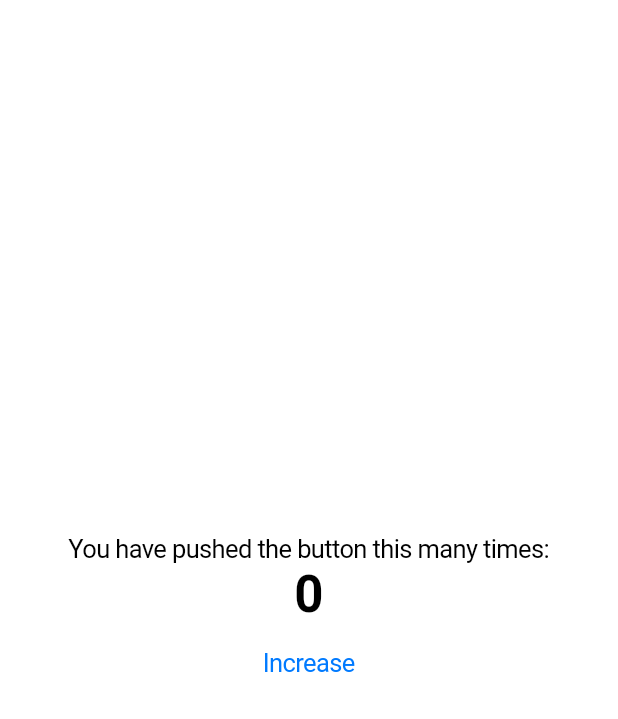
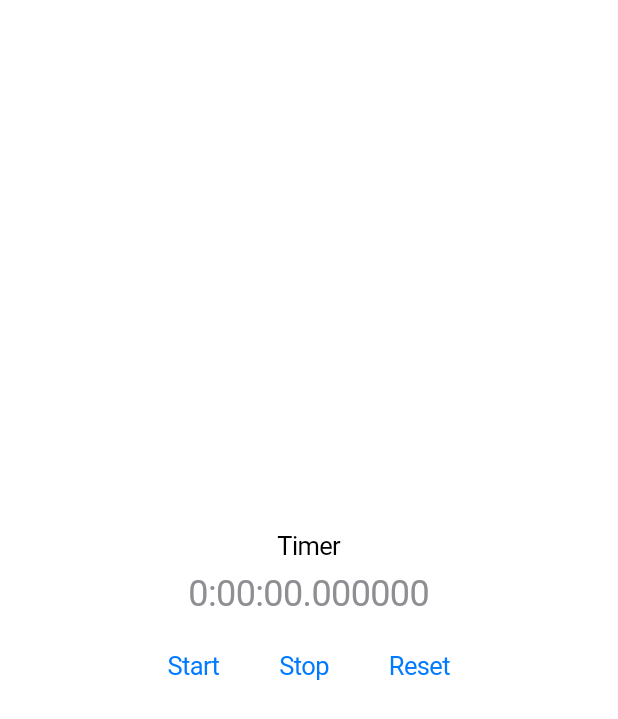
Before and after one commit to tun43p/sunackubaru, a Flutter app: the screen it shows after launch, on a phone screen of 412 x 824 dp. Shown: the top 719 px of the screen. Run offline on Flutter 3.47's test engine with Material 2 defaults, Android fonts, the light colour scheme and no system bars.

Commit message:
feat: implement a simple timer

```diff
--- /dev/null
+++ b/lib/features/timer/timer_page.dart
@@ -0,0 +1,55 @@
+import 'package:flutter/cupertino.dart';
+import 'package:provider/provider.dart';
+import 'package:sunackubaru/features/timer/timer_provider.dart';
+
+class TimerPage extends StatelessWidget {
+  const TimerPage({super.key});
+
+  @override
+  Widget build(BuildContext context) {
+    return CupertinoPageScaffold(
+      child: Padding(
+        padding: const EdgeInsets.all(8),
+        child: Column(
+          mainAxisAlignment: MainAxisAlignment.center,
+          children: <Widget>[
+            const Text('Timer'),
+            Padding(
+              padding: const EdgeInsets.all(8),
+              child: Text(
+                context.watch<TimerProvider>().duration.toString(),
+                style: const TextStyle(
+                  fontSize: 24,
+                  color: CupertinoColors.systemGrey,
+                ),
+              ),
+            ),
+            Row(
+              mainAxisAlignment: MainAxisAlignment.center,
+              children: <Widget>[
+                CupertinoButton(
+                  child: const Text('Start'),
+                  onPressed: () {
+                    context.read<TimerProvider>().start();
+                  },
+                ),
+                CupertinoButton(
+                  child: const Text('Stop'),
+                  onPressed: () {
+                    context.read<TimerProvider>().stop();
+                  },
+                ),
+                CupertinoButton(
+                  child: const Text('Reset'),
+                  onPressed: () {
+                    context.read<TimerProvider>().reset();
+                  },
+                ),
+              ],
+            ),
+          ],
+        ),
+      ),
+    );
+  }
+}
--- /dev/null
+++ b/lib/features/timer/timer_provider.dart
@@ -0,0 +1,44 @@
+import 'dart:async';
+
+import 'package:flutter/foundation.dart';
+
+class TimerProvider with ChangeNotifier {
+  late Timer _timer;
+
+  Duration _duration = Duration.zero;
+  Duration get duration => _duration;
+
+  bool _isRunning = false;
+  bool get isRunning => _isRunning;
+
+  void start() {
+    if (!_isRunning) {
+      _isRunning = true;
+      notifyListeners();
+
+      _timer = Timer.periodic(const Duration(seconds: 1), (Timer timer) {
+        _duration = _duration + const Duration(seconds: 1);
+        notifyListeners();
+      });
+    }
+  }
+
+  void stop() {
+    _timer.cancel();
+    _isRunning = false;
+    notifyListeners();
+  }
+
+  void reset() {
+    _timer.cancel();
+    _duration = Duration.zero;
+    _isRunning = false;
+    notifyListeners();
+  }
+
+  @override
+  void dispose() {
+    super.dispose();
+    _timer.cancel();
+  }
+}
--- a/lib/sunackubaru.dart
+++ b/lib/sunackubaru.dart
@@ -1,4 +1,5 @@
 import 'package:flutter/cupertino.dart';
+import 'package:sunackubaru/features/timer/timer_page.dart';
 
 class Sunackubaru extends StatelessWidget {
   const Sunackubaru({super.key});
@@ -8,57 +9,7 @@ class Sunackubaru extends StatelessWidget {
     return const CupertinoApp(
       title: 'Sunackubaru',
       theme: CupertinoThemeData(),
-      home: _SunackubaruHomePage(),
+      home: TimerPage(),
     );
   }
 }
-
-class _SunackubaruHomePage extends StatefulWidget {
-  const _SunackubaruHomePage();
-
-  @override
-  State<_SunackubaruHomePage> createState() => __SunackubaruHomePageState();
-}
-
-class __SunackubaruHomePageState extends State<_SunackubaruHomePage> {
-  int _counter = 0;
-
-  void _incrementCounter() {
-    setState(() {
-      _counter++;
-    });
-  }
-
-  @override
-  Widget build(BuildContext context) {
-    return CupertinoPageScaffold(
-      backgroundColor: CupertinoColors.white,
-      child: Center(
-        child: Column(
-          mainAxisAlignment: MainAxisAlignment.center,
-          children: <Widget>[
-            Text(
-              'You have pushed the button this many times:',
-              style: CupertinoTheme.of(context).textTheme.textStyle.copyWith(
-                    color: CupertinoColors.black,
-                  ),
-            ),
-            Text(
-              '$_counter',
-              style: CupertinoTheme.of(context)
-                  .textTheme
-                  .navLargeTitleTextStyle
-                  .copyWith(
-                    color: CupertinoColors.black,
-                  ),
-            ),
-            CupertinoButton(
-              onPressed: _incrementCounter,
-              child: const Text('Increase'),
-            )
-          ],
-        ),
-      ),
-    );
-  }
-}
--- a/pubspec.yaml
+++ b/pubspec.yaml
@@ -12,6 +12,7 @@ dependencies:
   cupertino_icons: ^1.0.2
   flutter:
     sdk: flutter
+  provider: ^6.0.5
 
 dev_dependencies:
   blackfoot_flutter_lint: ^1.1.0
```
Also changed, not shown: lib/main.dart (+12 -1 lines), pubspec.lock.
